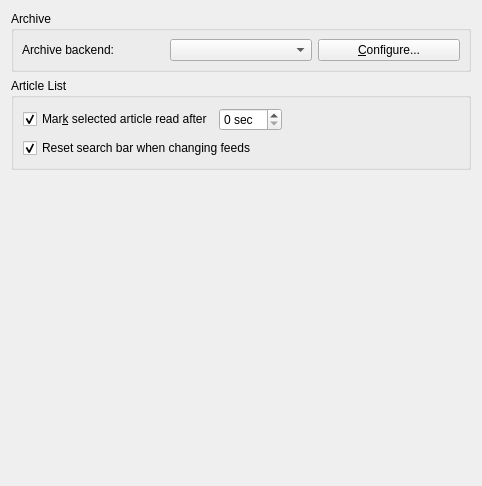
chusopr/kdepim-ktimetracker-akonadi, file akregator/configuration/settings_advancedbase.ui: the form before one commit.
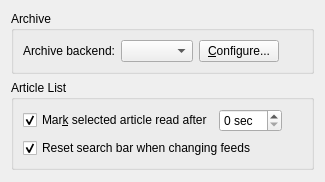
The form after the commit. Custom widgets are drawn as their Qt base class.

```diff
--- a/akregator/configuration/settings_advancedbase.ui
+++ b/akregator/configuration/settings_advancedbase.ui
@@ -1,27 +1,16 @@
 <ui version="4.0" >
  <author>Frank Osterfeld</author>
  <class>Akregator::SettingsAdvancedBase</class>
- <widget class="QWidget" name="Akregator::SettingsAdvancedBase" >
-  <property name="geometry" >
-   <rect>
-    <x>0</x>
-    <y>0</y>
-    <width>482</width>
-    <height>486</height>
-   </rect>
-  </property>
-  <layout class="QVBoxLayout" name="verticalLayout_2" >
+ <widget class="QWidget" name="Akregator::SettingsAdvancedBase">
+  <layout class="QVBoxLayout" name="verticalLayout_2" stretch="0,0,1">
    <item>
     <widget class="QGroupBox" name="groupBox_2" >
      <property name="title" >
       <string>Archive</string>
      </property>
-     <layout class="QGridLayout" >
-      <property name="margin" >
-       <number>8</number>
-      </property>
-      <item row="0" column="0" >
-       <layout class="QHBoxLayout" >
+     <layout class="QGridLayout">
+      <item row="0" column="0">
+       <layout class="QHBoxLayout">
         <item>
          <widget class="QLabel" name="textLabel1" >
           <property name="text" >
@@ -39,6 +28,19 @@
           </property>
          </widget>
         </item>
+        <item>
+         <spacer name="horizontalSpacer">
+          <property name="orientation">
+           <enum>Qt::Horizontal</enum>
+          </property>
+          <property name="sizeHint" stdset="0">
+           <size>
+            <width>20</width>
+            <height>1</height>
+           </size>
+          </property>
+         </spacer>
+        </item>
        </layout>
       </item>
      </layout>
@@ -63,16 +65,10 @@
          </widget>
         </item>
         <item>
-         <widget class="QSpinBox" name="kcfg_MarkReadDelay" >
-          <property name="enabled" >
-           <bool>true</bool>
-          </property>
-          <property name="suffix" >
+         <widget class="QSpinBox" name="kcfg_MarkReadDelay">
+          <property name="suffix">
            <string> sec</string>
           </property>
-          <property name="value" >
-           <number>0</number>
-          </property>
          </widget>
         </item>
         <item>
@@ -80,13 +76,10 @@
           <property name="orientation" >
            <enum>Qt::Horizontal</enum>
           </property>
-          <property name="sizeType" >
-           <enum>QSizePolicy::Expanding</enum>
-          </property>
-          <property name="sizeHint" stdset="0" >
+          <property name="sizeHint" stdset="0">
            <size>
-            <width>112</width>
-            <height>25</height>
+            <width>20</width>
+            <height>1</height>
            </size>
           </property>
          </spacer>
@@ -108,16 +101,10 @@
    </item>
    <item>
     <spacer>
-     <property name="orientation" >
-      <enum>Qt::Vertical</enum>
-     </property>
-     <property name="sizeType" >
-      <enum>QSizePolicy::Expanding</enum>
-     </property>
-     <property name="sizeHint" stdset="0" >
+     <property name="sizeHint" stdset="0">
       <size>
-       <width>458</width>
-       <height>151</height>
+       <width>20</width>
+       <height>1</height>
       </size>
      </property>
     </spacer>
```
Left out of the diff: 39 changed lines with no effect on the pictures.
